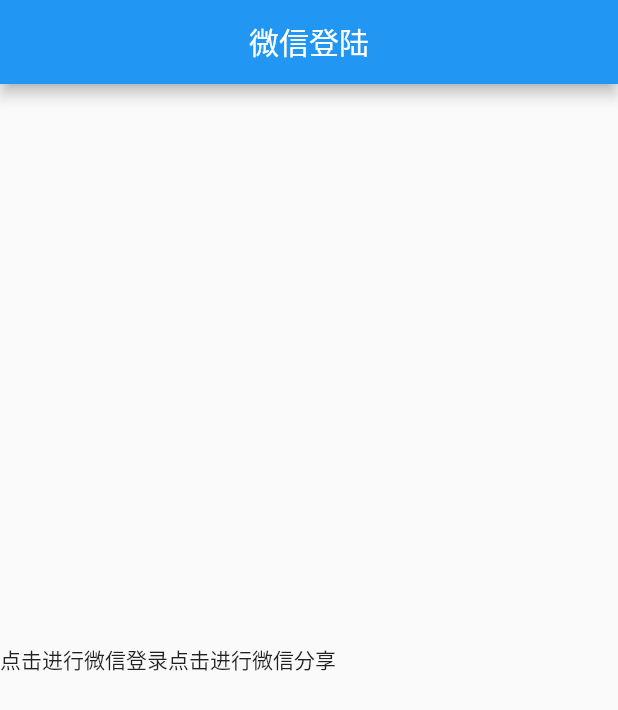
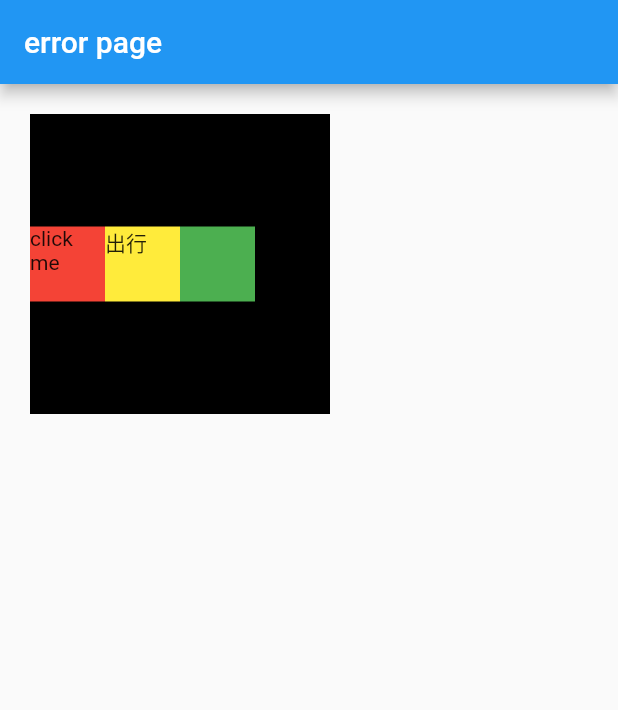
Before and after one commit to Jiyupeng334/flutter_list, a Flutter app: the screen it shows after launch, on a phone screen of 412 x 824 dp. Shown: the top 710 px of the screen. Run offline on Flutter 3.47's test engine with Material 2 defaults, Android fonts, the phone set to English and light mode, and no system bars; our stand-ins replace flutter_spinkit.

Commit message:
添加动画和全局错误拦截功能

```diff
--- /dev/null
+++ b/lib/error_test.dart
@@ -0,0 +1,71 @@
+import 'package:flutter/material.dart';
+
+
+// ignore: invalid_override, mixin_class_declares_constructor
+class ErrorPage extends StatefulWidget{
+
+  @override
+  _ErrorSate createState() {
+    // TODO: implement createState
+    return _ErrorSate();
+  }
+
+
+
+}
+
+class _ErrorSate extends State<ErrorPage>{
+
+  String test="出行";
+
+  void reportError(FlutterErrorDetails details) {
+    print("two");
+    print("detail="+details.toString());
+  }
+
+  @override
+  void didUpdateWidget(ErrorPage oldWidget) {
+    // TODO: implement didUpdateWidget
+    super.didUpdateWidget(oldWidget);
+  }
+
+  @override
+  Widget build(BuildContext context) {
+    FlutterError.onError=reportError;
+    // TODO: implement build
+    return new Scaffold(
+        appBar: AppBar(title: Text("error page"),),
+        body:getBody()
+    );
+  }
+
+  Widget getBody(){
+    Widget contant=null;
+    contant=Container(
+        margin: EdgeInsets.symmetric(vertical: 20,horizontal: 20),
+        height: 200,
+        width: 200,
+        color: Colors.black,
+        child:new Row(
+          children: <Widget>[
+            new Container(width: 50,height: 50,color: Colors.red,child: new InkWell(
+              child: Text("click me"),
+              onTap: (){
+                throw FormatException("test error");
+              },
+            ),),
+            new Container(width: 50,height: 50,color: Colors.yellow,child: InkWell(
+              onTap:(){
+                throw Exception;
+              },
+              child: Text(test),
+            ),),
+            new Container(width: 50,height: 50,color: Colors.green,),
+          ],
+        )
+    );
+
+    return  contant;
+  }
+
+}
--- a/lib/main.dart
+++ b/lib/main.dart
@@ -1,10 +1,23 @@
 import 'package:flutter/material.dart';
-import 'interact_android.dart';
-import 'switchbutton.dart';
-import 'wechat_login.dart';
+import 'interact_android.dart';//简单的测试沟通flutter和native端
+import 'switchbutton.dart';//开关
+import 'state_change_test.dart';//三种状态改变下，加载不同的界面
+import 'wechat_login.dart';//测试微信登录和分享
+import 'anim_tween.dart';//测试伸缩动画
+import 'anim_together.dart';//测试组合动画
+import 'error_test.dart';//测试组合动画
+
+void main() {
+  //全局的错误拦截统计处，可以点击FlutterError.onError进入源码查看description查看
+  //FlutterError.onError = (FlutterErrorDetails details) { reportError(details);};
+  runApp(MyApp());}
+
+void reportError(FlutterErrorDetails details) {
+    print("one");
+    FlutterError.dumpErrorToConsole(details);
+}
 
 
-void main() => runApp(MyApp());
 
 class MyApp extends StatelessWidget {
 
@@ -25,7 +38,7 @@ class MyApp extends StatelessWidget {
         // is not restarted.
         primarySwatch: Colors.blue,
       ),
-      home: WeChatLogin(),
+      home: ErrorPage(),
     );
   }
 }
--- a/pubspec.yaml
+++ b/pubspec.yaml
@@ -23,6 +23,7 @@ dependencies:
   # The following adds the Cupertino Icons font to your application.
   # Use with the CupertinoIcons class for iOS style icons.
   cupertino_icons: ^0.1.2
+  flutter_spinkit: ^3.1.0
 
 dev_dependencies:
   flutter_test:
```
Also changed, not shown: lib/anim_together.dart (added, +89 -0 lines), lib/anim_tween.dart (added, +80 -0 lines), lib/state_change_test.dart (added, +122 -0 lines), pubspec.lock, 9 other files.
